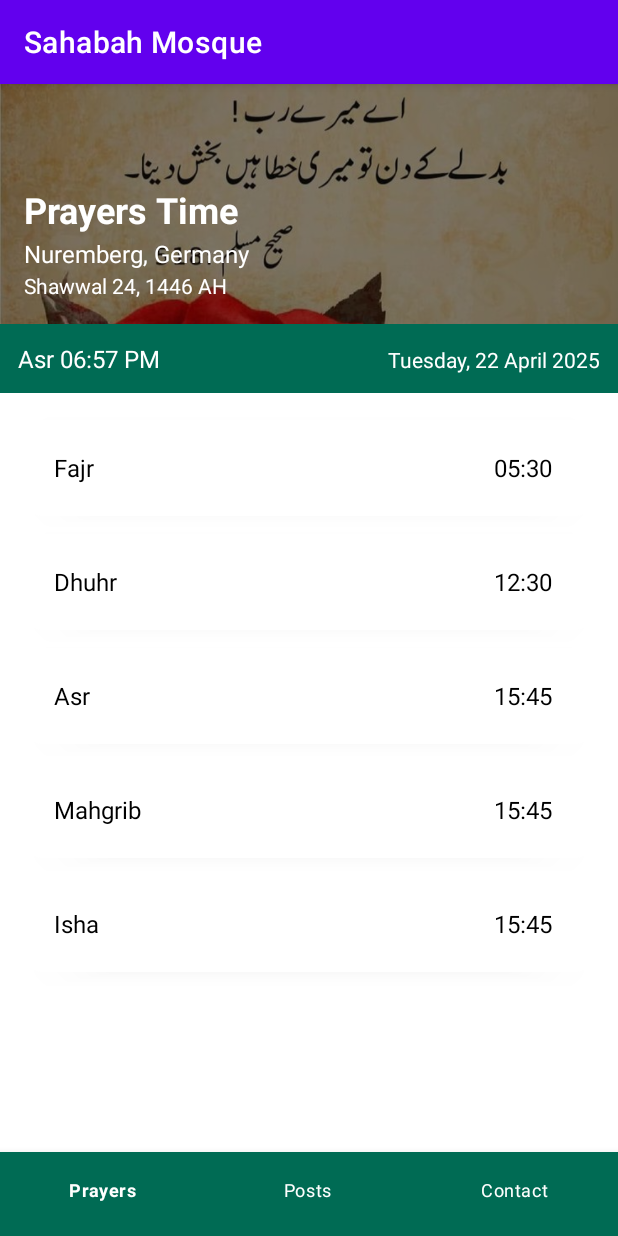
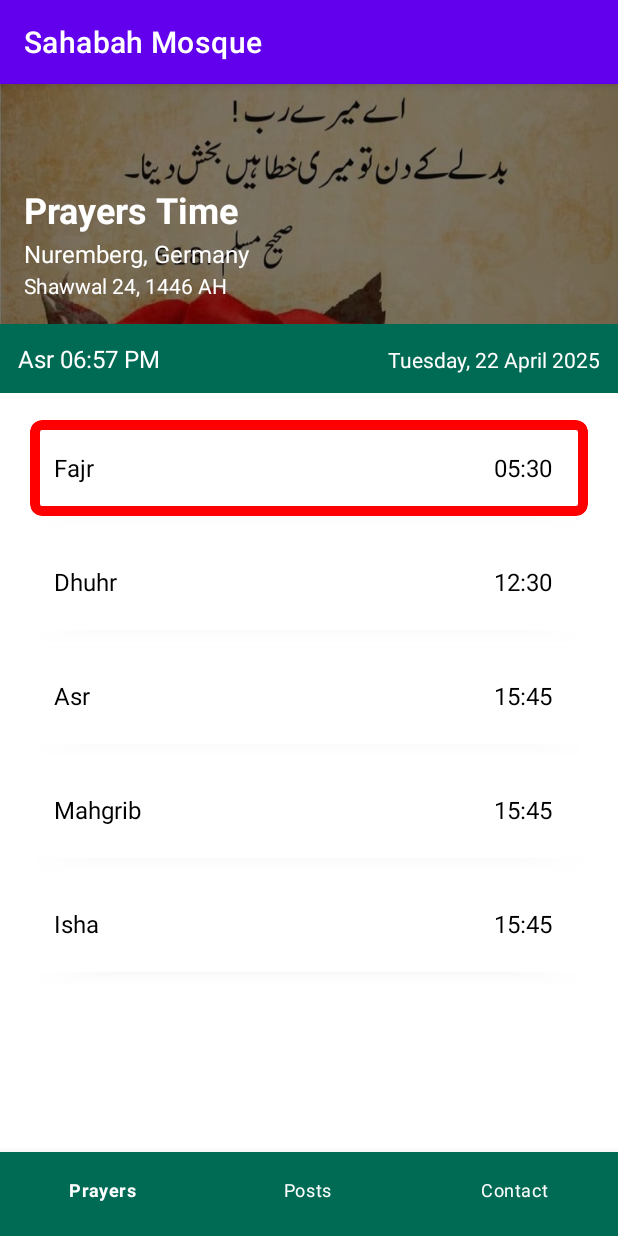
Before and after one commit to saad415/Shabah-Mosque, an Android app: the screen it shows after launch (NavigationActivity), on a phone screen of 412 x 824 dp. Run offline under Robolectric (Android 15) with nearby library versions, the phone set to English and light mode, and no system bars; our stand-ins replace Volley; libraries missing offline, so code that uses them is left out: com.wdullaer.materialdatetimepicker; network calls fail.

```diff
--- a/app/src/main/java/com/example/mosque/ui/home/HomeFragment.java
+++ b/app/src/main/java/com/example/mosque/ui/home/HomeFragment.java
@@ -9,6 +9,8 @@ import java.io.OutputStream;
 import java.net.HttpURLConnection;
 import java.net.URL;
 import java.util.Calendar;
+
+import android.graphics.Color;
 import android.graphics.Typeface;
 import android.icu.text.DateFormat;
 import android.icu.util.ULocale;
@@ -46,6 +48,7 @@ import org.json.JSONObject;
 import java.text.SimpleDateFormat;
 import java.util.Date;
 import java.util.Locale;
+import com.google.android.material.card.MaterialCardView;
 
 public class HomeFragment extends Fragment {
 
@@ -61,6 +64,9 @@ public class HomeFragment extends Fragment {
     SimpleDateFormat sdf = new SimpleDateFormat("HH:mm", Locale.getDefault());
 
     ImageButton btnEditFajrTime, btnEditDhuhrTime, btnEditAsrTime, btnEditMaghribTime, btnEditIshaTime;
+
+
+    private MaterialCardView fajr_Cardview, dhuhr_Cardview, asr_Cardview, maghrib_Cardview, isha_Cardview;
     Date now = new Date();
 
     public View onCreateView(@NonNull LayoutInflater inflater,
@@ -76,6 +82,15 @@ public class HomeFragment extends Fragment {
         tvNextPrayerDate = root.findViewById(R.id.tvNextPrayerDate);
         setTvhijriDate();
         updateDate();
+
+        //MaterialCardView fajr_Cardview = (MaterialCardView) root.findViewById(R.id.fajr_Cardview);
+        fajr_Cardview = (MaterialCardView) root.findViewById(R.id.fajr_Cardview);
+        //dhuhr_Cardview = (MaterialCardView)  root.findViewById(R.id.dhuhr_Cardview);
+        //dhuhr_Cardview = root.findViewById(R.id.dhuhr_Cardview);
+        //asr_Cardview = root.findViewById(R.id.asr_Cardview);
+       // maghrib_Cardview = root.findViewById(R.id.margrib_Cardview);
+        //isha_Cardview = root.findViewById(R.id.isha_Cardview);
+
 
         tvFajrTime = root.findViewById(R.id.tvFajrTime);
         tvDhuhrTime   = root.findViewById(R.id.tvDhuhrTime);
@@ -145,6 +160,8 @@ public class HomeFragment extends Fragment {
 
         //final TextView textView = binding.textHome;
        // homeViewModel.getText().observe(getViewLifecycleOwner(), textView::setText);
+        fajr_Cardview.setStrokeColor(Color.RED);
+        fajr_Cardview.setStrokeWidth(10);
         return root;
     }
 
@@ -221,6 +238,9 @@ public class HomeFragment extends Fragment {
                                 tvFajrTime.setTextColor(ContextCompat.getColor(getContext(), R.color.purple_700));
                                 tvFajr.setTypeface(null, Typeface.BOLD);
                                 tvFajrTime.setTypeface(null, Typeface.BOLD);
+                                fajr_Cardview.setStrokeColor(Color.RED);
+                                fajr_Cardview.setStrokeWidth(10);  // in pixels
+
                             }
                             else if (currentTime.after(dhuhrTime) && currentTime.before(asrTime)) {
                                 tvDhuhr.setTextColor(ContextCompat.getColor(getContext(), R.color.purple_700));
--- a/app/src/main/res/layout/fragment_home.xml
+++ b/app/src/main/res/layout/fragment_home.xml
@@ -124,12 +124,13 @@
 
 
             <!-- Fajr -->
-            <androidx.cardview.widget.CardView
+            <com.google.android.material.card.MaterialCardView
                 android:layout_width="match_parent"
                 android:layout_height="wrap_content"
                 app:cardCornerRadius="8dp"
                 app:cardElevation="4dp"
                 android:layout_marginTop="2dp"
+                android:id="@+id/fajr_Cardview"
                 android:layout_marginStart="4dp"
                 android:layout_marginEnd="4dp"
                 android:layout_marginBottom="12dp">
@@ -137,21 +138,21 @@
                 <LinearLayout
                     android:layout_width="match_parent"
                     android:layout_height="64dp"
+                    android:background="@android:color/white"
+                    android:gravity="center_vertical"
+
                     android:orientation="horizontal"
-                    android:background="@android:color/white"
-
-                    android:gravity="center_vertical"
                     android:paddingStart="16dp"
                     android:paddingEnd="8dp">
 
                     <TextView
+                        android:id="@+id/tvFajr"
                         android:layout_width="0dp"
                         android:layout_height="wrap_content"
+                        android:layout_weight="1"
                         android:text="Fajr"
                         android:textColor="@android:color/black"
-                        android:id="@+id/tvFajr"
-                        android:textSize="16sp"
-                        android:layout_weight="1"/>
+                        android:textSize="16sp" />
 
                     <TextView
                         android:id="@+id/tvFajrTime"
@@ -164,25 +165,25 @@
                         android:textSize="16sp" />
 
                     <ImageButton
+                        android:id="@+id/btnEditFajrTime"
                         android:layout_width="36dp"
                         android:layout_height="36dp"
-                        android:id="@+id/btnEditFajrTime"
-                        android:src="@drawable/edit_icon"
                         android:background="?attr/selectableItemBackgroundBorderless"
                         android:contentDescription="Take photo"
-                        android:visibility="gone"
-                        />
+                        android:src="@drawable/edit_icon"
+                        android:visibility="gone" />
 
 
                 </LinearLayout>
-            </androidx.cardview.widget.CardView>
+            </com.google.android.material.card.MaterialCardView>
 
             <!-- Dhuhr -->
-            <androidx.cardview.widget.CardView
+            <com.google.android.material.card.MaterialCardView
                 android:layout_width="match_parent"
                 android:layout_height="wrap_content"
                 app:cardCornerRadius="8dp"
                 app:cardElevation="4dp"
+                android:id="@+id/dhuhr_Cardview"
                 android:layout_marginStart="4dp"
                 android:layout_marginEnd="4dp"
                 android:layout_marginBottom="12dp">
@@ -228,10 +229,10 @@
                         android:background="?attr/selectableItemBackgroundBorderless"
                         android:contentDescription="Pick from gallery"/>
                 </LinearLayout>
-            </androidx.cardview.widget.CardView>
+            </com.google.android.material.card.MaterialCardView>
 
             <!-- Asr -->
-            <androidx.cardview.widget.CardView
+            <com.google.android.material.card.MaterialCardView
                 android:layout_width="match_parent"
                 android:layout_height="wrap_content"
                 app:cardCornerRadius="8dp"
@@ -244,6 +245,7 @@
                     android:layout_width="match_parent"
                     android:layout_height="64dp"
                     android:orientation="horizontal"
+                    android:id="@+id/asr_Cardview"
                     android:gravity="center_vertical"
                     android:paddingStart="16dp"
                     android:background="@android:color/white"
@@ -280,14 +282,15 @@
                         android:background="?attr/selectableItemBackgroundBorderless"
                         android:contentDescription="Pick from gallery"/>
                 </LinearLayout>
-            </androidx.cardview.widget.CardView>
-            <androidx.cardview.widget.CardView
+            </com.google.android.material.card.MaterialCardView>
+            <com.google.android.material.card.MaterialCardView
                 android:layout_width="match_parent"
                 android:layout_height="wrap_content"
                 app:cardCornerRadius="8dp"
                 app:cardElevation="4dp"
                 android:layout_marginStart="4dp"
                 android:layout_marginEnd="4dp"
+                android:id="@+id/margrib_Cardview"
                 android:layout_marginBottom="12dp">
 
                 <LinearLayout
@@ -332,14 +335,15 @@
                         android:background="?attr/selectableItemBackgroundBorderless"
                         android:contentDescription="Pick from gallery"/>
                 </LinearLayout>
-            </androidx.cardview.widget.CardView>
-            <androidx.cardview.widget.CardView
+            </com.google.android.material.card.MaterialCardView>
+            <com.google.android.material.card.MaterialCardView
                 android:layout_width="match_parent"
                 android:layout_height="wrap_content"
                 app:cardCornerRadius="8dp"
                 android:layout_marginStart="4dp"
                 android:layout_marginEnd="4dp"
                 app:cardElevation="4dp"
+                android:id="@+id/isha_Cardview"
                 android:layout_marginBottom="12dp">
 
                 <LinearLayout
@@ -382,7 +386,7 @@
                         android:background="?attr/selectableItemBackgroundBorderless"
                         android:contentDescription="Pick from gallery"/>
                 </LinearLayout>
-            </androidx.cardview.widget.CardView>
+            </com.google.android.material.card.MaterialCardView>
 
         </LinearLayout>
     </ScrollView>
```
Also changed, not shown: 1 other file.
